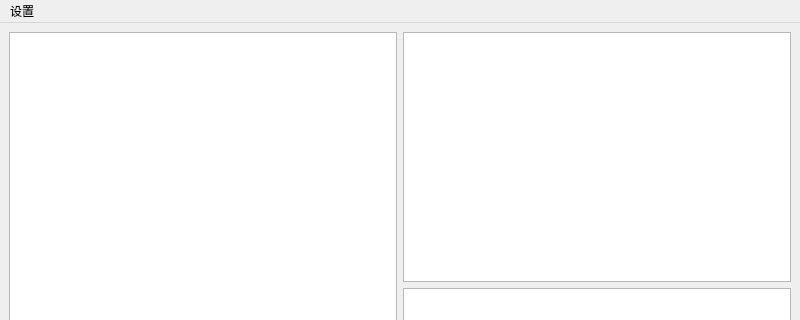
Old version of the form mainwindow.ui in the repository qyqgit/WordsAnalysis; both pictures show x 0 to 800 and y 0 to 320 of the 800 by 600 pixel window.
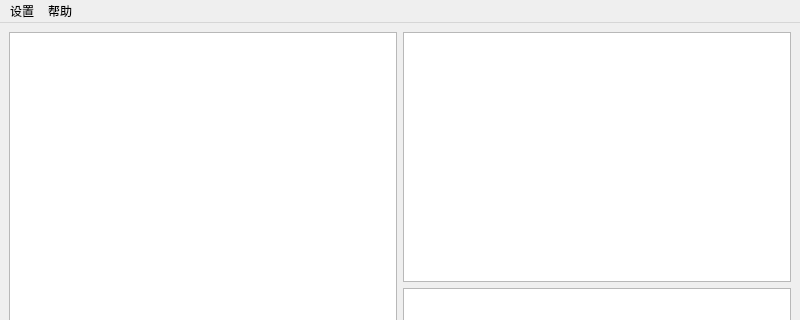
New version of the form. Custom widgets are drawn as their Qt base class.

Commit message: 添加了详细信息。

Diff of the .ui file:
```diff
--- a/mainwindow.ui
+++ b/mainwindow.ui
@@ -93,9 +93,16 @@
     <property name="title">
      <string>设置</string>
     </property>
-    <addaction name="action"/>
+    <addaction name="actionConfig"/>
+   </widget>
+   <widget class="QMenu" name="menu_2">
+    <property name="title">
+     <string>帮助</string>
+    </property>
+    <addaction name="actionAbout_2"/>
    </widget>
    <addaction name="menu"/>
+   <addaction name="menu_2"/>
   </widget>
   <widget class="QStatusBar" name="statusbar"/>
   <action name="action">
```
Left out of the diff: 12 changed lines with no effect on the pictures. The commit also changes 1 other file.
